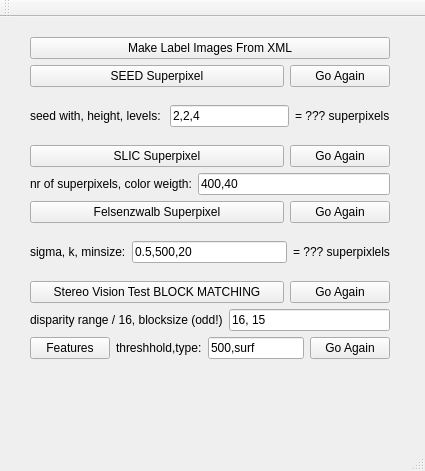
First picture: the form in SegmentationHelper/mainwindow.ui, repository yudanaz/masterthesis, before the edit.
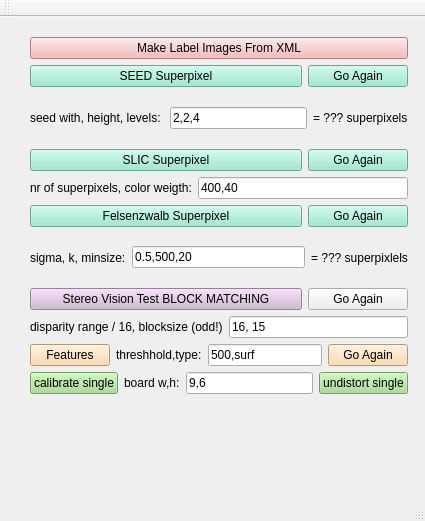
Second picture: the form after the edit.

Commit message: camera calibration for single cam is working!

The edit to the form file:
```diff
--- a/SegmentationHelper/mainwindow.ui
+++ b/SegmentationHelper/mainwindow.ui
@@ -7,7 +7,7 @@
     <x>0</x>
     <y>0</y>
     <width>425</width>
-    <height>471</height>
+    <height>521</height>
    </rect>
   </property>
   <property name="windowTitle">
@@ -19,13 +19,16 @@
      <rect>
       <x>19</x>
       <y>9</y>
-      <width>382</width>
-      <height>344</height>
+      <width>400</width>
+      <height>379</height>
      </rect>
     </property>
     <layout class="QVBoxLayout" name="verticalLayout">
      <item>
       <widget class="QPushButton" name="btn_makeLabelImgs">
+       <property name="styleSheet">
+        <string notr="true">background-color: rgb(244, 172, 172)</string>
+       </property>
        <property name="text">
         <string>Make Label Images From XML</string>
        </property>
@@ -35,6 +38,9 @@
       <layout class="QHBoxLayout" name="horizontalLayout_3">
        <item>
         <widget class="QPushButton" name="btn_seed">
+         <property name="styleSheet">
+          <string notr="true">background-color: rgb(148, 230, 205)</string>
+         </property>
          <property name="text">
           <string>SEED Superpixel</string>
          </property>
@@ -48,6 +54,9 @@
            <height>16777215</height>
           </size>
          </property>
+         <property name="styleSheet">
+          <string>background-color: rgb(148, 230, 205)</string>
+         </property>
          <property name="text">
           <string>Go Again</string>
          </property>
@@ -84,6 +93,9 @@
       <layout class="QHBoxLayout" name="horizontalLayout_4">
        <item>
         <widget class="QPushButton" name="btn_slic">
+         <property name="styleSheet">
+          <string notr="true">background-color: rgb(148, 230, 205)</string>
+         </property>
          <property name="text">
           <string>SLIC Superpixel</string>
          </property>
@@ -97,6 +109,9 @@
            <height>16777215</height>
           </size>
          </property>
+         <property name="styleSheet">
+          <string notr="true">background-color: rgb(148, 230, 205)</string>
+         </property>
          <property name="text">
           <string>Go Again</string>
          </property>
@@ -126,6 +141,9 @@
       <layout class="QHBoxLayout" name="horizontalLayout_5">
        <item>
         <widget class="QPushButton" name="btn_felsenzwalb">
+         <property name="styleSheet">
+          <string notr="true">background-color: rgb(148, 230, 205)</string>
+         </property>
          <property name="text">
           <string>Felsenzwalb Superpixel</string>
          </property>
@@ -139,6 +157,9 @@
            <height>16777215</height>
           </size>
          </property>
+         <property name="styleSheet">
+          <string notr="true">background-color: rgb(148, 230, 205)</string>
+         </property>
          <property name="text">
           <string>Go Again</string>
          </property>
@@ -175,6 +196,9 @@
       <layout class="QHBoxLayout" name="horizontalLayout_7">
        <item>
         <widget class="QPushButton" name="btn_stereoVision">
+         <property name="styleSheet">
+          <string notr="true">background-color: rgb(208, 180, 211)</string>
+         </property>
          <property name="text">
           <string>Stereo Vision Test BLOCK MATCHING</string>
          </property>
@@ -217,6 +241,9 @@
       <layout class="QHBoxLayout" name="horizontalLayout_9">
        <item>
         <widget class="QPushButton" name="btn_surf">
+         <property name="styleSheet">
+          <string notr="true">background-color: rgb(250, 212, 156)</string>
+         </property>
          <property name="text">
           <string>Features</string>
          </property>
@@ -244,6 +271,9 @@
            <height>16777215</height>
           </size>
          </property>
+         <property name="styleSheet">
+          <string notr="true">background-color: rgb(250, 212, 156)</string>
+         </property>
          <property name="text">
           <string>Go Again</string>
          </property>
@@ -251,6 +281,44 @@
        </item>
       </layout>
      </item>
+     <item>
+      <layout class="QHBoxLayout" name="horizontalLayout_10">
+       <item>
+        <widget class="QPushButton" name="btn_calibSingle">
+         <property name="styleSheet">
+          <string notr="true">background-color: rgb(160, 219, 140)</string>
+         </property>
+         <property name="text">
+          <string>calibrate single</string>
+         </property>
+        </widget>
+       </item>
+       <item>
+        <widget class="QLabel" name="label_6">
+         <property name="text">
+          <string>board w,h:</string>
+         </property>
+        </widget>
+       </item>
+       <item>
+        <widget class="QLineEdit" name="lineEdit_calibSingleInfo">
+         <property name="text">
+          <string>9,6</string>
+         </property>
+        </widget>
+       </item>
+       <item>
+        <widget class="QPushButton" name="btn_undistSingle">
+         <property name="styleSheet">
+          <string notr="true">background-color: rgb(160, 219, 140)</string>
+         </property>
+         <property name="text">
+          <string>undistort single</string>
+         </property>
+        </widget>
+       </item>
+      </layout>
+     </item>
     </layout>
    </widget>
   </widget>
```
The commit also changes 5 other files.
